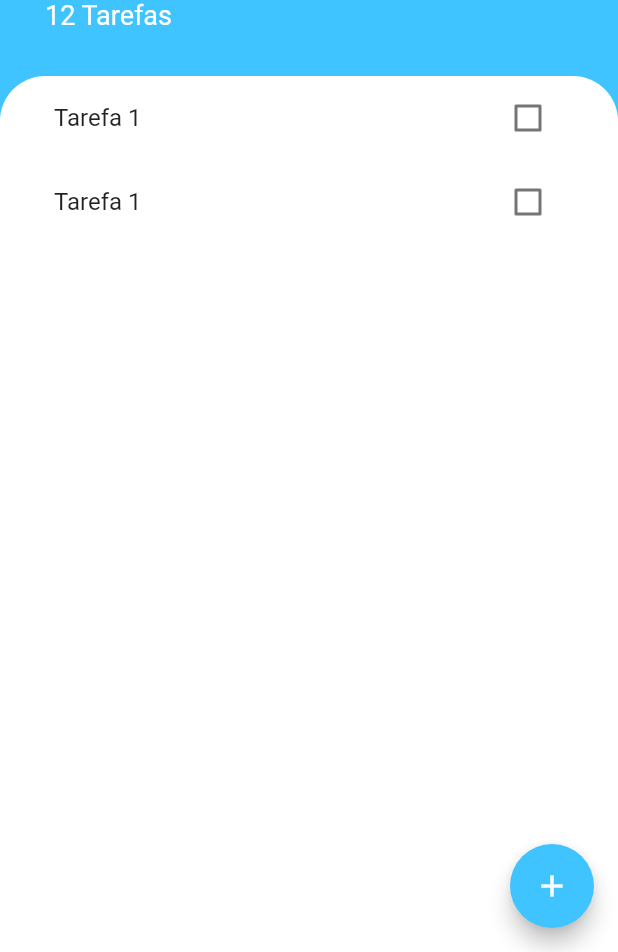
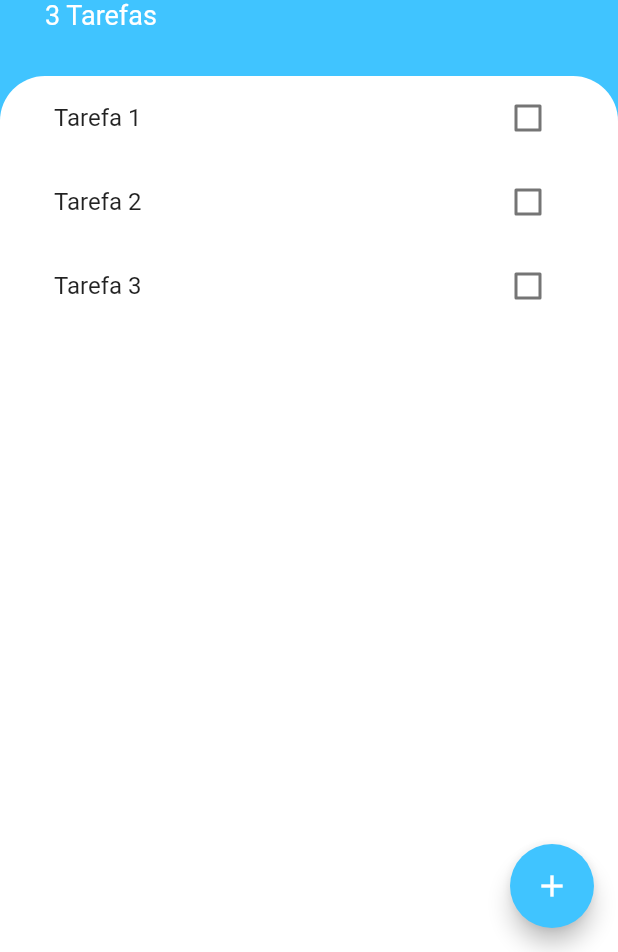
Before and after one commit to iury0393/todoey, a Flutter app: the screen it shows after launch, on a phone screen of 412 x 824 dp, the part 284-1236 px from its top. Run offline on Flutter 3.47's test engine with Material 2 defaults, Android fonts, the phone set to English and light mode, and no system bars.

Commit message:
Adicionando a lista dinamica e contanto o numero de itens

```diff
--- a/lib/components/tasks_list.dart
+++ b/lib/components/tasks_list.dart
@@ -1,14 +1,31 @@
 import 'package:flutter/material.dart';
 import 'package:todoey/components/tasks_tile.dart';
+import 'package:todoey/models/task.dart';
 
-class TasksList extends StatelessWidget {
+class TasksList extends StatefulWidget {
+  TasksList(this.tasks);
+  final List<Task> tasks;
+
+  @override
+  _TasksListState createState() => _TasksListState();
+}
+
+class _TasksListState extends State<TasksList> {
   @override
   Widget build(BuildContext context) {
-    return ListView(
-      children: <Widget>[
-        TaskTile(),
-        TaskTile(),
-      ],
+    return ListView.builder(
+      itemBuilder: (context, index) {
+        return TaskTile(
+          taskTitle: widget.tasks[index].name,
+          isChecked: widget.tasks[index].isDone,
+          checkboxCallback: (checkboxState) {
+            setState(() {
+              widget.tasks[index].toggleTask();
+            });
+          },
+        );
+      },
+      itemCount: widget.tasks.length,
     );
   }
 }
--- a/lib/components/tasks_tile.dart
+++ b/lib/components/tasks_tile.dart
@@ -1,43 +1,25 @@
 import 'package:flutter/material.dart';
 
-class TaskTile extends StatefulWidget {
-  @override
-  _TaskTileState createState() => _TaskTileState();
-}
+class TaskTile extends StatelessWidget {
+  TaskTile({this.isChecked, this.taskTitle, this.checkboxCallback});
 
-class _TaskTileState extends State<TaskTile> {
-  bool isChecked = false;
+  final String taskTitle;
+  final bool isChecked;
+  final Function checkboxCallback;
 
   @override
   Widget build(BuildContext context) {
     return ListTile(
       title: Text(
-        'Tarefa 1',
+        taskTitle,
         style: TextStyle(
             decoration: isChecked ? TextDecoration.lineThrough : null),
       ),
-      trailing: TaskCheckbox(
-        checkboxState: isChecked,
-        toggleCheckboxState: (bool checkboxState) {
-          setState(() {
-            isChecked = checkboxState;
-          });
-        },
+      trailing: Checkbox(
+        activeColor: Colors.lightBlueAccent,
+        value: isChecked,
+        onChanged: checkboxCallback,
       ),
     );
   }
 }
-
-class TaskCheckbox extends StatelessWidget {
-  TaskCheckbox({this.checkboxState, this.toggleCheckboxState});
-  final bool checkboxState;
-  final Function toggleCheckboxState;
-  @override
-  Widget build(BuildContext context) {
-    return Checkbox(
-      activeColor: Colors.lightBlueAccent,
-      value: checkboxState,
-      onChanged: toggleCheckboxState,
-    );
-  }
-}
--- /dev/null
+++ b/lib/models/task.dart
@@ -0,0 +1,10 @@
+class Task {
+  final String name;
+  bool isDone;
+
+  Task({this.name, this.isDone = false});
+
+  void toggleTask() {
+    isDone = !isDone;
+  }
+}
--- a/lib/screens/add_task_screen.dart
+++ b/lib/screens/add_task_screen.dart
@@ -1,8 +1,12 @@
 import 'package:flutter/material.dart';
 
 class AddTaskScreen extends StatelessWidget {
+  AddTaskScreen(this.addTaskCallBack);
+
+  final Function addTaskCallBack;
   @override
   Widget build(BuildContext context) {
+    String newTextTitle;
     return Container(
       color: Color(0xFF757575),
       child: Container(
@@ -28,6 +32,9 @@ class AddTaskScreen extends StatelessWidget {
             TextField(
               autofocus: true,
               textAlign: TextAlign.center,
+              onChanged: (newText) {
+                newTextTitle = newText;
+              },
             ),
             SizedBox(
               height: 20.0,
@@ -36,7 +43,9 @@ class AddTaskScreen extends StatelessWidget {
               padding: EdgeInsets.symmetric(horizontal: 70.0),
               color: Colors.lightBlueAccent,
               textColor: Colors.white,
-              onPressed: () {},
+              onPressed: () {
+                addTaskCallBack(newTextTitle);
+              },
               child: Text('Adicionar'),
             )
           ],
--- a/lib/screens/tasks_screen.dart
+++ b/lib/screens/tasks_screen.dart
@@ -1,8 +1,20 @@
 import 'package:flutter/material.dart';
 import 'package:todoey/components/tasks_list.dart';
 import 'package:todoey/screens/add_task_screen.dart';
+import 'package:todoey/models/task.dart';
 
-class TasksScreen extends StatelessWidget {
+class TasksScreen extends StatefulWidget {
+  @override
+  _TasksScreenState createState() => _TasksScreenState();
+}
+
+class _TasksScreenState extends State<TasksScreen> {
+  List<Task> task = [
+    Task(name: 'Tarefa 1'),
+    Task(name: 'Tarefa 2'),
+    Task(name: 'Tarefa 3'),
+  ];
+
   @override
   Widget build(BuildContext context) {
     return Scaffold(
@@ -16,7 +28,12 @@ class TasksScreen extends StatelessWidget {
               child: Container(
                 padding: EdgeInsets.only(
                     bottom: MediaQuery.of(context).viewInsets.bottom),
-                child: AddTaskScreen(),
+                child: AddTaskScreen((newTaskTitle) {
+                  setState(() {
+                    task.add(Task(name: newTaskTitle));
+                  });
+                  Navigator.pop(context);
+                }),
               ),
             ),
           );
@@ -53,7 +70,7 @@ class TasksScreen extends StatelessWidget {
                   ),
                 ),
                 Text(
-                  '12 Tarefas',
+                  '${task.length} Tarefas',
                   style: TextStyle(
                     fontSize: 18.0,
                     color: Colors.white,
@@ -72,7 +89,7 @@ class TasksScreen extends StatelessWidget {
                   topRight: Radius.circular(30.0),
                 ),
               ),
-              child: TasksList(),
+              child: TasksList(task),
             ),
           ),
         ],
```
